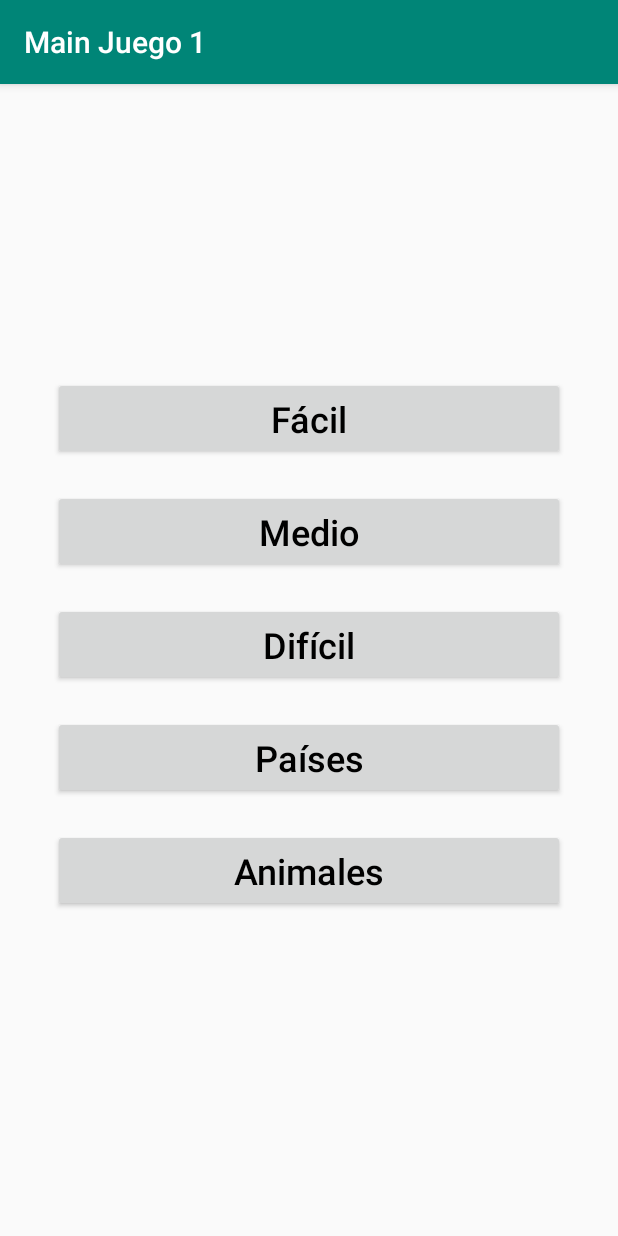
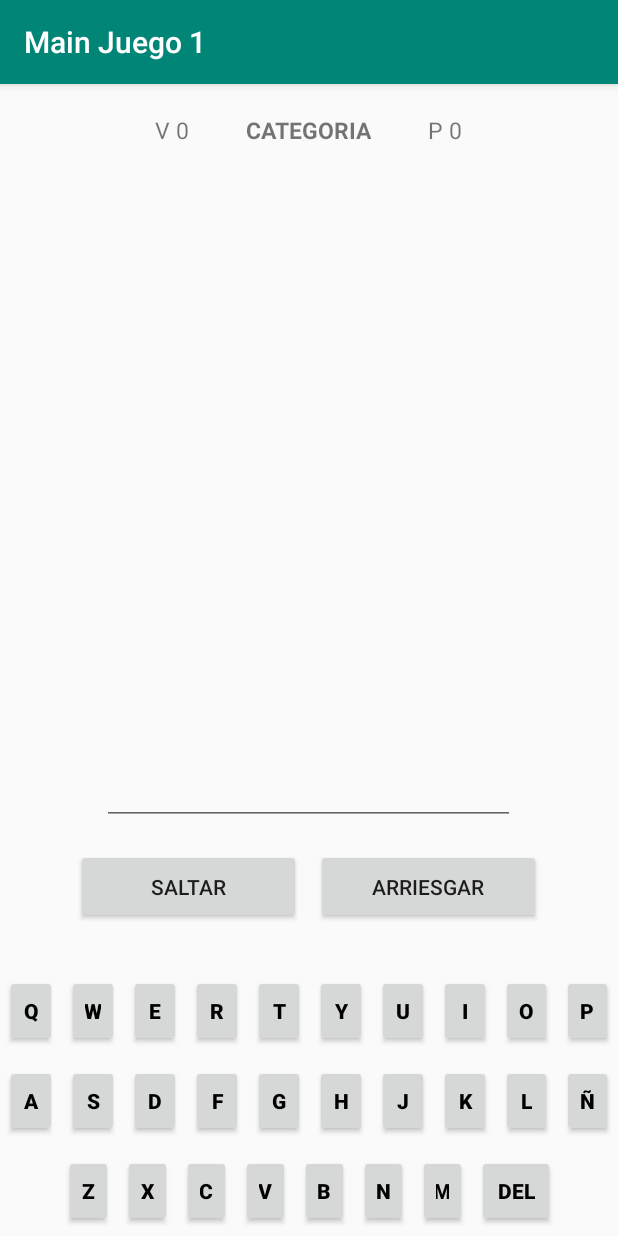
Before and after one commit to Aaron-CR/5-en-1, an Android app: the MainJuego1Activity screen opened directly, with no data from a screen before it, on a phone screen of 412 x 824 dp. Run offline under Robolectric (Android 15) with nearby library versions, the phone set to English and light mode, and no system bars; 3 statements that could not run were skipped.

Commit message:
Implementacion de puntaje y vidas

```diff
--- a/app/src/main/java/com/example/a5en1/Juego1/MainJuego1Activity.java
+++ b/app/src/main/java/com/example/a5en1/Juego1/MainJuego1Activity.java
@@ -17,21 +17,27 @@ import java.util.Random;
 
 public class MainJuego1Activity extends AppCompatActivity implements View.OnClickListener {
 
-    private static ArrayList<String> CATEGORIA = new ArrayList<>();
+    private ArrayList<String> CATEGORIA = new ArrayList<>();
     private String palabraParaEncontrar;
     private View child;
     private RelativeLayout background;
     private LinearLayout teclado;
     private TextView palabraParaValidar;
+    private TextView textViewPuntaje;
+    private TextView textViewVidas;
     private EditText palabraDigitadaParaValidar;
-    private Button arriesgar, saltarPalabra;
+    private Button arriesgar, pasarPalabra;
+    private int cantidadPalabras;
+    private int contador = 0;
+    private int contadorAciertos = 0;
+    private int puntaje = 0;
     private int categoria;
+    private short vidas;
 
     @Override
     protected void onCreate(Bundle savedInstanceState) {
         super.onCreate(savedInstanceState);
-        // Establecer el contenido de la actividad para utilize el archivo activity_juego_1_menu.xml.
-        setContentView(R.layout.activity_juego_1_menu);
+        setContentView(R.layout.activity_juego_1_main);
 
         categoria = getIntent().getIntExtra("CATEGORIA", 0);
 
@@ -57,6 +63,8 @@ public class MainJuego1Activity extends AppCompatActivity implements View.OnClic
             CATEGORIA.add("AVISPA");
         }
 
+        cantidadPalabras = CATEGORIA.size();
+
         // Encuentra el RelativeLayout del fondo.
         background = findViewById(R.id.relative_background);
 
@@ -69,23 +77,33 @@ public class MainJuego1Activity extends AppCompatActivity implements View.OnClic
         // Encuentra el Layout del teclado.
         teclado = child.findViewById(R.id.teclado);
 
-        // Encuentra el View que muestra la palabra para validar.
+        // Encuentra el EditView que muestra la palabra ingresada por el usuario.
+        palabraDigitadaParaValidar = child.findViewById(R.id.edit_palabra_digitada_para_validar);
+
+        // Encuentra el TextView que muestra la palabra para validar.
         palabraParaValidar = findViewById(R.id.text_palabra_para_validar);
 
-        // Encuentra el View que muestra la palabra ingresada por el usuario.
-        palabraDigitadaParaValidar = child.findViewById(R.id.edit_palabra_digitada_para_validar);
+        // Encuentra el TextView que muestra el puntaje.
+        textViewPuntaje = findViewById(R.id.puntaje);
+
+        // Encuentra el TextView que muestra las vidas restantes.
+        textViewVidas = findViewById(R.id.vidas);
 
         // Encuentra el Botón que se utiliza para arriesgar una palabra.
-        arriesgar = (Button) findViewById(R.id.arriesgar);
+        arriesgar = findViewById(R.id.arriesgar);
 
-        /** Establece un click listener en ese Botón. */
+        // Establece un click listener en ese Botón.
         arriesgar.setOnClickListener(this);
 
         // Encuentra el Botón que se utiliza para pasar la palabra si no se sabe.
-        saltarPalabra = (Button) findViewById(R.id.saltar_palabra);
+        pasarPalabra = findViewById(R.id.saltar_palabra);
 
         // Establece un click listener en ese Botón.
-        saltarPalabra.setOnClickListener(this);
+        pasarPalabra.setOnClickListener(this);
+
+        textViewVidas.setText("V " + vidas);
+
+        textViewPuntaje.setText("P " + puntaje);
 
         // Ejecuta el método para generar una nueva palabra.
         nuevaPalabra();
@@ -104,10 +122,39 @@ public class MainJuego1Activity extends AppCompatActivity implements View.OnClic
         palabraDigitadaParaValidar.setSelection(palabraDigitadaParaValidar.getText().length());
     }
 
+    @Override
     public void onClick(View view) {
         if (view == arriesgar) {
             verificar();
-        } else if (view == saltarPalabra) {
+            contador++;
+        } else if (view == pasarPalabra) {
+            puntaje -= 100;
+            textViewPuntaje.setText("P " + puntaje);
+            nuevaPalabra();
+            contador++;
+        }
+    }
+
+
+    private void verificar() {
+        String p = palabraDigitadaParaValidar.getText().toString().toUpperCase().trim();
+        if (palabraParaEncontrar.equals(p)) {
+            Toast.makeText(this, "Correcto! Adivinaste la palabra: " + palabraParaEncontrar, Toast.LENGTH_SHORT).show();
+            puntaje += 300;
+            contadorAciertos++;
+            textViewPuntaje.setText("P " + puntaje);
+            nuevaPalabra();
+        } else {
+            if (categoria == 3) {
+                Toast.makeText(this, "Incorrecto! Palabra equivocada", Toast.LENGTH_SHORT).show();
+            } else
+                Toast.makeText(this, "Incorrecto! la palabra era " + palabraParaEncontrar, Toast.LENGTH_SHORT).show();
+            puntaje -= 200;
+            vidas--;
+            if (vidas == 0) {
+            }
+            textViewPuntaje.setText("P " + puntaje);
+            textViewVidas.setText("V " + vidas);
             nuevaPalabra();
         }
     }
@@ -141,24 +188,8 @@ public class MainJuego1Activity extends AppCompatActivity implements View.OnClic
                 a[i] = a[j];
                 a[j] = tmp;
             }
-
             return new String(a);
         }
-
         return palabra;
     }
-
-
-    private void verificar() {
-        String p = palabraDigitadaParaValidar.getText().toString().toUpperCase().trim();
-
-        if (palabraParaEncontrar.equals(p)) {
-            Toast.makeText(this, "Felicitaciones ! Adivinaste la palabra " + palabraParaEncontrar, Toast.LENGTH_SHORT).show();
-            nuevaPalabra();
-        } else {
-            Toast.makeText(this, "Palabra equivocada!", Toast.LENGTH_SHORT).show();
-            nuevaPalabra();
-        }
-    }
-
 }
--- a/app/src/main/res/layout/activity_juego_1_main.xml
+++ b/app/src/main/res/layout/activity_juego_1_main.xml
@@ -6,4 +6,40 @@
     android:layout_height="match_parent"
     android:gravity="top">
 
+
+    <TextView
+        android:id="@+id/categoria"
+        android:layout_width="wrap_content"
+        android:layout_height="wrap_content"
+        android:layout_centerHorizontal="true"
+        android:layout_marginTop="20dp"
+        android:text="Categoria"
+        android:textAllCaps="true"
+        android:textSize="15sp"
+        android:textStyle="bold" />
+
+    <TextView
+        android:id="@+id/vidas"
+        android:layout_width="wrap_content"
+        android:layout_height="wrap_content"
+        android:layout_centerHorizontal="true"
+        android:layout_marginTop="20dp"
+        android:layout_marginEnd="38dp"
+        android:layout_toStartOf="@id/categoria"
+        android:text="Vidas 3"
+        android:textAllCaps="true"
+        android:textSize="15sp" />
+
+    <TextView
+        android:id="@+id/puntaje"
+        android:layout_width="wrap_content"
+        android:layout_height="wrap_content"
+        android:layout_centerHorizontal="true"
+        android:layout_marginStart="38dp"
+        android:layout_marginTop="20dp"
+        android:layout_toEndOf="@id/categoria"
+        android:text="P 0000"
+        android:textAllCaps="true"
+        android:textSize="15sp" />
+
 </RelativeLayout>
```
